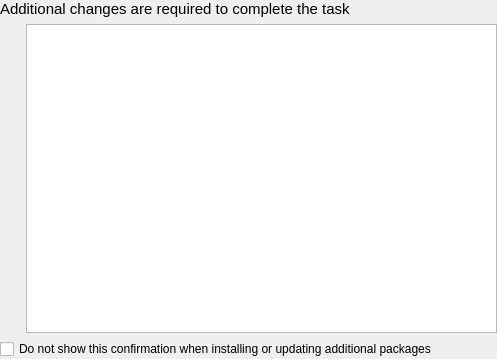
The window that libapper/Requirements.ui (KDE/apper) describes before a commit, drawn with Qt 5.
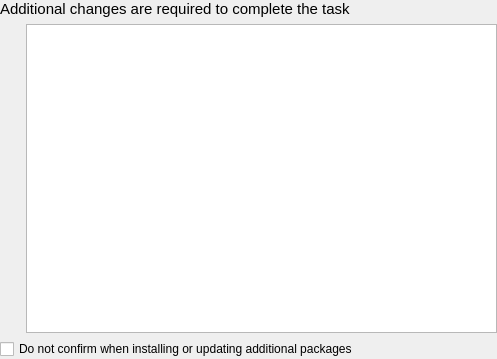
The same window after the commit.

Commit message: Add show Sizes to the package ui

Patch:
```diff
--- a/libapper/Requirements.ui
+++ b/libapper/Requirements.ui
@@ -78,7 +78,7 @@
    <item row="2" column="0" colspan="2">
     <widget class="QCheckBox" name="confirmCB">
      <property name="text">
-      <string>Do not show this confirmation when installing or updating additional packages</string>
+      <string>Do not confirm when installing or updating additional packages</string>
      </property>
     </widget>
    </item>
```
Left out of the diff: 6 changed lines with no effect on the pictures. The commit also changes 13 other files.
